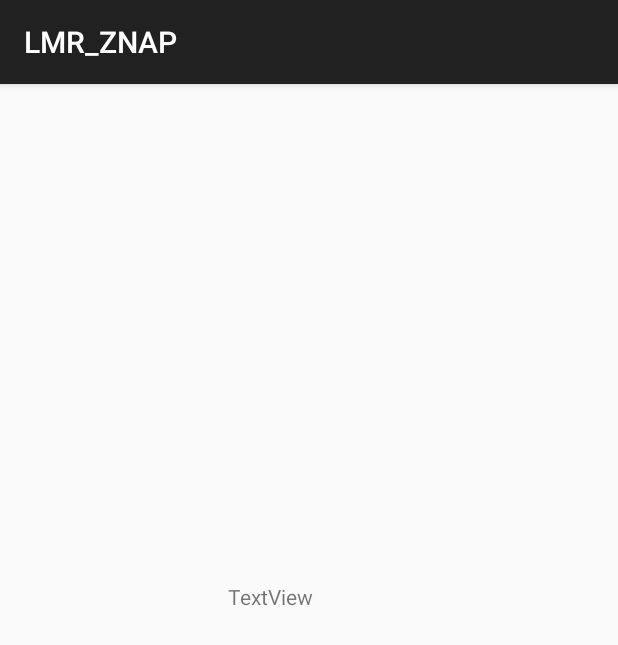
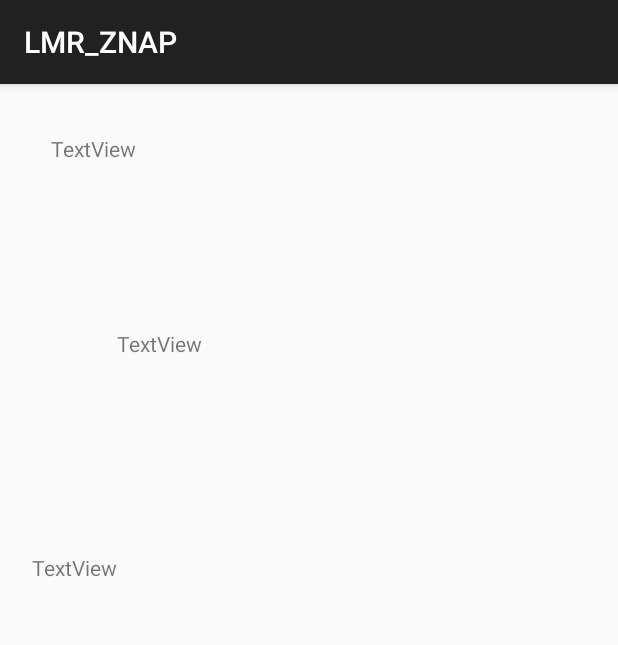
Before and after one commit to NewWorldOrderTeam/ZNAP, an Android app: the OwnCabinetActivity screen opened directly, with no data from a screen before it, on a phone screen of 412 x 824 dp. Shown: the top 645 px of the screen. Run offline under Robolectric (Android 15) with nearby library versions, the phone set to English and light mode, and no system bars; 1 statement that could not run was skipped.

Commit message:
chechnja 2

```diff
--- a/prototype/android/LMR_ZNAP/app/src/main/java/com/znap/lmr/lmr_znap/OwnCabinetActivity.java
+++ b/prototype/android/LMR_ZNAP/app/src/main/java/com/znap/lmr/lmr_znap/OwnCabinetActivity.java
@@ -5,26 +5,72 @@ import android.support.v7.app.AppCompatActivity;
 import android.widget.EditText;
 import android.widget.TextView;
 
+import java.io.IOException;
+import java.util.ArrayList;
+import java.util.List;
+
+import retrofit2.Call;
+import retrofit2.Callback;
+import retrofit2.Response;
+import retrofit2.Retrofit;
+import retrofit2.converter.gson.GsonConverterFactory;
+
 
 public class OwnCabinetActivity extends AppCompatActivity {
-    TextView idText;
-
+    TextView firstNameText;
+    TextView lastNameText;
+    TextView middleNameText;
+    private Retrofit retrofit;
+    private static Request request;
+    List<User> users;
 
     @Override
     protected void onCreate(Bundle savedInstanceState) {
         super.onCreate(savedInstanceState);
         setContentView(R.layout.activity_own_cabinet);
-        idText =  (TextView) findViewById(R.id.etTxt);
+        firstNameText = (TextView) findViewById(R.id.etFirstName);
+        lastNameText = (TextView) findViewById(R.id.etLastName);
+        middleNameText = (TextView) findViewById(R.id.etMiddleName);
         Bundle bundle = getIntent().getExtras();
-        if(bundle != null) {
+
+        users = new ArrayList<>();
+        if (bundle != null) {
             assert bundle != null;
-             int userid = bundle.getInt("userid");
+            int userid = bundle.getInt("userid");
             System.out.println("Own cabonet  activity:" + String.valueOf(userid));
-            idText.setText(String.valueOf(userid));
-        }
-        else{
+
+
+            retrofit = new Retrofit.Builder()
+                    .baseUrl("http://znap.pythonanywhere.com/") //Базовая часть адреса
+                    .addConverterFactory(GsonConverterFactory.create()) //Конвертер, необходимый для преобразования JSON'а в объекты
+                    .build();
+            request = retrofit.create(Request.class); //Создаем объект, при помощи которого будем выполнять запросы
+
+            OwnCabinetActivity.getApi().getInfo(userid).enqueue(new Callback<User>() {
+                @Override
+                public void onResponse(Call<User> call, Response<User> response) {
+                    User user = (User)response.body();
+                    String firstName =  user.getFirstName();
+                    String lastName = user.getLastName();
+                    String middleName= user.getMiddleName();
+                    firstNameText.setText(String.valueOf(firstName));
+                    lastNameText.setText(String.valueOf(lastName));
+                    middleNameText.setText(String.valueOf(middleName));
+                    System.out.println(firstName);
+                }
+
+                @Override
+                public void onFailure(Call<User> call, Throwable t) {
+                    System.out.println("asdhnashd");
+                }
+            });
+            //System.out.println(users);
+        } else {
             finish();
         }
+    }
 
+    public static Request getApi() {
+        return request;
     }
 }
--- a/prototype/android/LMR_ZNAP/app/src/main/java/com/znap/lmr/lmr_znap/Request.java
+++ b/prototype/android/LMR_ZNAP/app/src/main/java/com/znap/lmr/lmr_znap/Request.java
@@ -1,12 +1,14 @@
 package com.znap.lmr.lmr_znap;
+
+import java.util.List;
 
 import retrofit2.Call;
 import retrofit2.Callback;
-import retrofit2.Response;
 import retrofit2.http.Field;
 import retrofit2.http.FormUrlEncoded;
 import retrofit2.http.GET;
 import retrofit2.http.POST;
+import retrofit2.http.Path;
 
 /**
  * Created by Andy Blyzniuk on 01.11.2017.
@@ -22,7 +24,6 @@ public interface Request {
     @FormUrlEncoded
     @POST("/api/v1.0/addrate/")
     Call<User> addrate(@Field("description") String description, @Field("user_id") int id, @Field("quality") int quality);
-    @FormUrlEncoded
-    @GET("/api/v1.0/user/")
-    Response getInfo(@Field("first_name") String first_name, @Field("last_name") String last_name, @Field("middle_name") String middle_name, @Field("phone") String telephone_number, @Field("email") String email, Callback<Response> callback);
+    @GET("/api/v1.0/user/{user}/")
+    Call<User> getInfo(@Path("user") int userid);
 }
--- a/prototype/android/LMR_ZNAP/app/src/main/res/layout/activity_own_cabinet.xml
+++ b/prototype/android/LMR_ZNAP/app/src/main/res/layout/activity_own_cabinet.xml
@@ -8,15 +8,37 @@
 
 
     <TextView
-        android:id="@+id/etTxt"
-        android:layout_width="wrap_content"
-        android:layout_height="wrap_content"
+        android:id="@+id/etFirstName"
+        android:layout_width="120dp"
+        android:layout_height="30dp"
         android:layout_alignParentLeft="true"
         android:layout_alignParentStart="true"
         android:layout_alignParentTop="true"
-        android:layout_marginLeft="152dp"
-        android:layout_marginStart="152dp"
-        android:layout_marginTop="332dp"
+        android:layout_marginLeft="34dp"
+        android:layout_marginStart="34dp"
+        android:layout_marginTop="33dp"
+        android:text="TextView" />
+
+    <TextView
+        android:id="@+id/etLastName"
+        android:layout_width="wrap_content"
+        android:layout_height="wrap_content"
+        android:layout_below="@+id/etMiddleName"
+        android:layout_marginTop="130dp"
+        android:layout_toLeftOf="@+id/etMiddleName"
+        android:layout_toStartOf="@+id/etMiddleName"
+        android:text="TextView" />
+
+    <TextView
+        android:id="@+id/etMiddleName"
+        android:layout_width="wrap_content"
+        android:layout_height="wrap_content"
+        android:layout_alignEnd="@+id/etFirstName"
+        android:layout_alignRight="@+id/etFirstName"
+        android:layout_below="@+id/etFirstName"
+        android:layout_marginEnd="19dp"
+        android:layout_marginRight="19dp"
+        android:layout_marginTop="100dp"
         android:text="TextView" />
 
 </RelativeLayout>
```
Also changed, not shown: prototype/android/LMR_ZNAP/app/src/main/java/com/znap/lmr/lmr_znap/Services.java (+5 -3 lines), prototype/android/LMR_ZNAP/app/src/main/java/com/znap/lmr/lmr_znap/User.java (+11 -0 lines).
